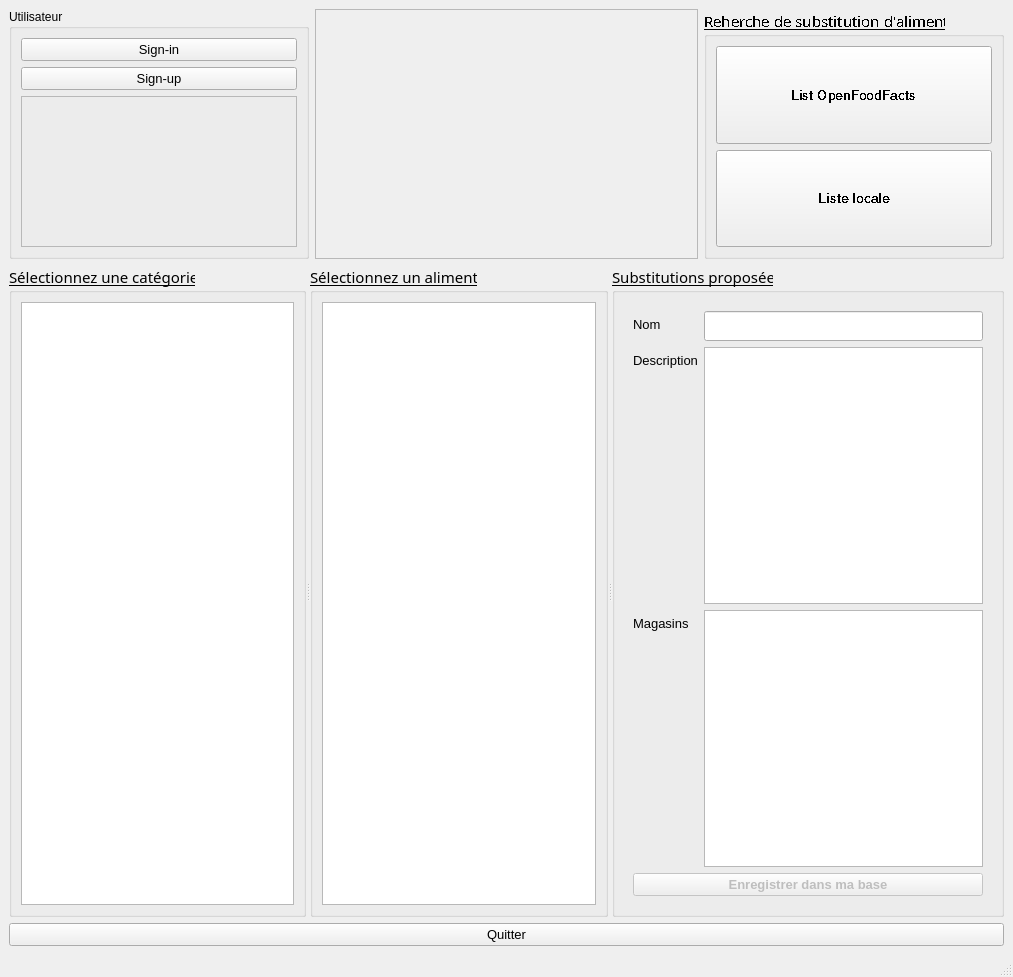
jerome-diver/OC-openFoodFacts, file ui/mainwindow.ui: the form before one commit.
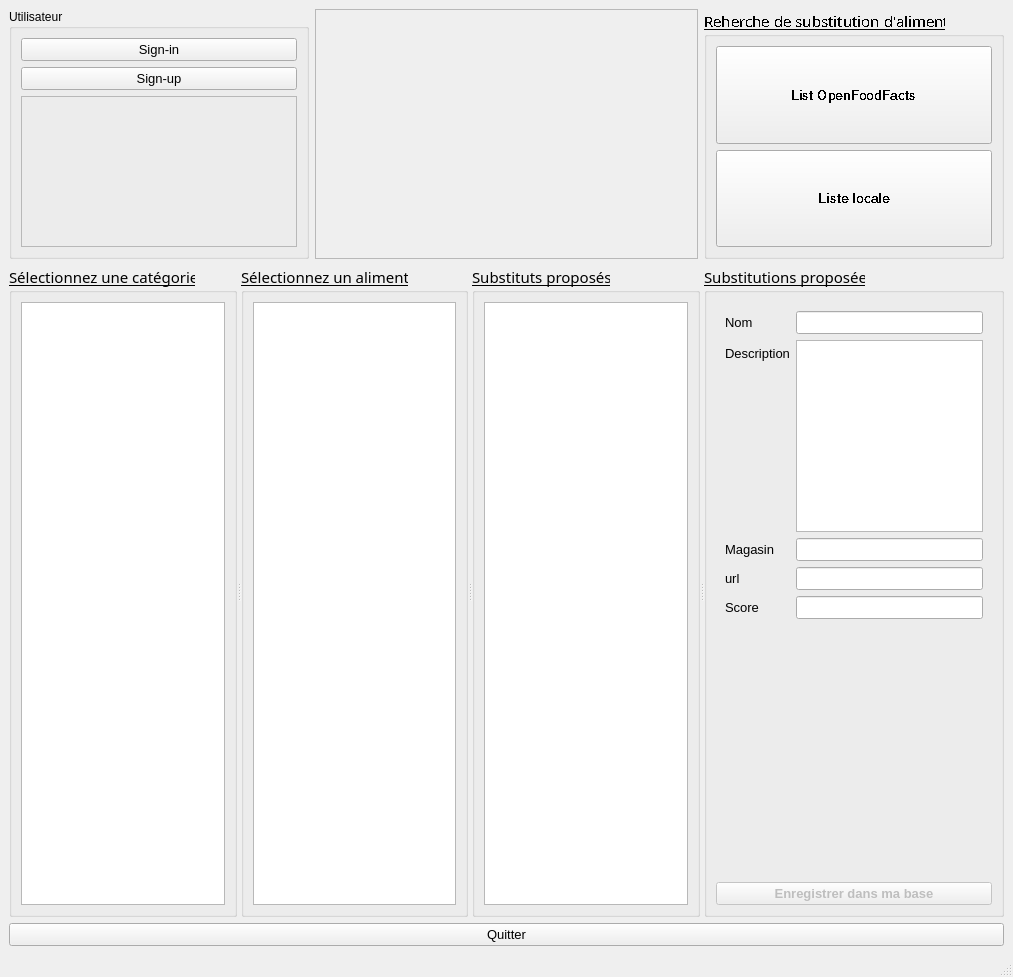
The form after the commit. Icons and pictures are not drawn.

Commit message: add design Qt Objects to Ui_MainWindow import openfoodfacts library from https://github.com/openfoodfacts/openfoodfacts-python get the category list regex selection of category from french langage regex sub fr: show category list inside QListView categories_list

What changed in the file:
```diff
--- a/ui/mainwindow.ui
+++ b/ui/mainwindow.ui
@@ -21,7 +21,7 @@
    <string notr="true"/>
   </property>
   <widget class="QWidget" name="centralwidget">
-   <layout class="QVBoxLayout" name="verticalLayout_6">
+   <layout class="QVBoxLayout" name="verticalLayout_7">
     <item>
      <layout class="QHBoxLayout" name="horizontalLayout_user_mode">
       <property name="sizeConstraint">
@@ -234,7 +234,7 @@
      </layout>
     </item>
     <item>
-     <widget class="QSplitter" name="search_splitter">
+     <widget class="QSplitter" name="splitter">
       <property name="orientation">
        <enum>Qt::Horizontal</enum>
       </property>
@@ -251,7 +251,15 @@
        </property>
        <layout class="QVBoxLayout" name="verticalLayout_4">
         <item>
-         <widget class="QListWidget" name="categories_list"/>
+         <widget class="QListView" name="categories_list">
+          <property name="font">
+           <font>
+            <family>Ubuntu</family>
+            <pointsize>10</pointsize>
+            <underline>false</underline>
+           </font>
+          </property>
+         </widget>
         </item>
        </layout>
       </widget>
@@ -268,11 +276,44 @@
        </property>
        <layout class="QVBoxLayout" name="verticalLayout_3">
         <item>
-         <widget class="QListView" name="foods_list"/>
+         <widget class="QListView" name="foods_list">
+          <property name="font">
+           <font>
+            <family>Ubuntu</family>
+            <pointsize>10</pointsize>
+            <underline>false</underline>
+           </font>
+          </property>
+         </widget>
         </item>
        </layout>
       </widget>
-      <widget class="QGroupBox" name="substitute_result_grp">
+      <widget class="QGroupBox" name="groupBox">
+       <property name="font">
+        <font>
+         <family>Ubuntu Condensed</family>
+         <pointsize>11</pointsize>
+         <underline>true</underline>
+        </font>
+       </property>
+       <property name="title">
+        <string>Substituts proposés</string>
+       </property>
+       <layout class="QVBoxLayout" name="verticalLayout_6">
+        <item>
+         <widget class="QListView" name="substitutes_list">
+          <property name="font">
+           <font>
+            <family>Ubuntu</family>
+            <pointsize>10</pointsize>
+            <underline>false</underline>
+           </font>
+          </property>
+         </widget>
+        </item>
+       </layout>
+      </widget>
+      <widget class="QGroupBox" name="substitute_selected_grp">
        <property name="font">
         <font>
          <family>Ubuntu Condensed</family>
@@ -303,6 +344,13 @@
            </item>
            <item row="0" column="1">
             <widget class="QLineEdit" name="substitute_name">
+             <property name="font">
+              <font>
+               <family>Ubuntu</family>
+               <pointsize>10</pointsize>
+               <underline>false</underline>
+              </font>
+             </property>
              <property name="readOnly">
               <bool>true</bool>
              </property>
@@ -332,15 +380,19 @@
               </font>
              </property>
              <property name="text">
-              <string>Magasins</string>
+              <string>Magasin</string>
              </property>
             </widget>
            </item>
-           <item row="2" column="1">
-            <widget class="QListView" name="substitute_shops"/>
-           </item>
            <item row="1" column="1">
             <widget class="QTextEdit" name="substitute_description">
+             <property name="font">
+              <font>
+               <family>Ubuntu</family>
+               <pointsize>10</pointsize>
+               <underline>false</underline>
+              </font>
+             </property>
              <property name="autoFillBackground">
               <bool>false</bool>
              </property>
@@ -349,28 +401,111 @@
              </property>
             </widget>
            </item>
-           <item row="3" column="0" colspan="2">
-            <widget class="QPushButton" name="record">
-             <property name="enabled">
-              <bool>false</bool>
+           <item row="2" column="1">
+            <widget class="QLineEdit" name="substitute_shop">
+             <property name="font">
+              <font>
+               <family>Ubuntu</family>
+               <pointsize>10</pointsize>
+               <underline>false</underline>
+              </font>
              </property>
+             <property name="readOnly">
+              <bool>true</bool>
+             </property>
+            </widget>
+           </item>
+           <item row="3" column="0">
+            <widget class="QLabel" name="label_url">
              <property name="font">
               <font>
                <family>Ubuntu</family>
                <pointsize>10</pointsize>
-               <weight>75</weight>
-               <bold>true</bold>
                <underline>false</underline>
               </font>
              </property>
              <property name="text">
-              <string>Enregistrer dans ma base</string>
+              <string>url</string>
+             </property>
+            </widget>
+           </item>
+           <item row="3" column="1">
+            <widget class="QLineEdit" name="substitute_url">
+             <property name="font">
+              <font>
+               <family>Ubuntu</family>
+               <pointsize>10</pointsize>
+               <underline>false</underline>
+              </font>
+             </property>
+             <property name="readOnly">
+              <bool>true</bool>
+             </property>
+            </widget>
+           </item>
+           <item row="4" column="0">
+            <widget class="QLabel" name="label_score">
+             <property name="font">
+              <font>
+               <family>Ubuntu</family>
+               <pointsize>10</pointsize>
+               <underline>false</underline>
+              </font>
+             </property>
+             <property name="text">
+              <string>Score</string>
+             </property>
+            </widget>
+           </item>
+           <item row="4" column="1">
+            <widget class="QLineEdit" name="substitute_score">
+             <property name="font">
+              <font>
+               <family>Ubuntu</family>
+               <pointsize>10</pointsize>
+               <underline>false</underline>
+              </font>
+             </property>
+             <property name="readOnly">
+              <bool>true</bool>
              </property>
             </widget>
            </item>
           </layout>
          </widget>
         </item>
+        <item>
+         <spacer name="verticalSpacer">
+          <property name="orientation">
+           <enum>Qt::Vertical</enum>
+          </property>
+          <property name="sizeHint" stdset="0">
+           <size>
+            <width>20</width>
+            <height>40</height>
+           </size>
+          </property>
+         </spacer>
+        </item>
+        <item>
+         <widget class="QPushButton" name="record">
+          <property name="enabled">
+           <bool>false</bool>
+          </property>
+          <property name="font">
+           <font>
+            <family>Ubuntu</family>
+            <pointsize>10</pointsize>
+            <weight>75</weight>
+            <bold>true</bold>
+            <underline>false</underline>
+           </font>
+          </property>
+          <property name="text">
+           <string>Enregistrer dans ma base</string>
+          </property>
+         </widget>
+        </item>
        </layout>
       </widget>
      </widget>
```
The commit also changes 10 other files.
